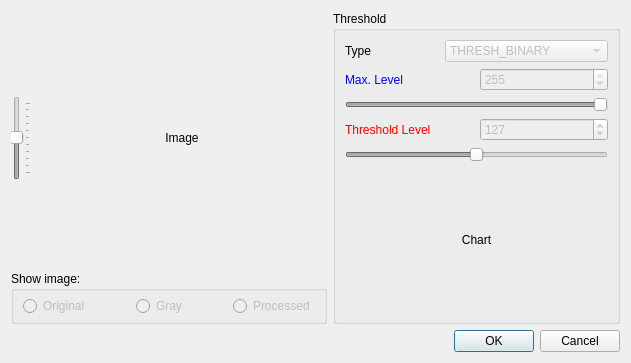
First picture: the form in OpenCV-GUI/dialogthreshold.ui, repository rodbeliramos/OpenCV-GUI, before the edit.
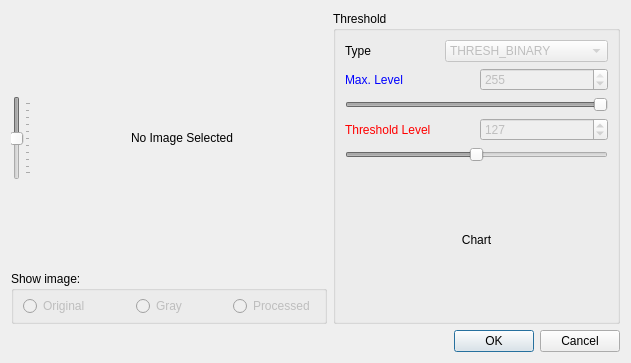
Second picture: the form after the edit.

What changed in the file:
```diff
--- a/OpenCV-GUI/dialogthreshold.ui
+++ b/OpenCV-GUI/dialogthreshold.ui
@@ -40,6 +40,9 @@
            <property name="orientation">
             <enum>Qt::Vertical</enum>
            </property>
+           <property name="invertedAppearance">
+            <bool>true</bool>
+           </property>
            <property name="tickPosition">
             <enum>QSlider::TicksBelow</enum>
            </property>
@@ -57,7 +60,7 @@
             </sizepolicy>
            </property>
            <property name="text">
-            <string>Image</string>
+            <string>No Image Selected</string>
            </property>
            <property name="scaledContents">
             <bool>false</bool>
```
Left out of the diff: 2 changed lines with no effect on the pictures.
